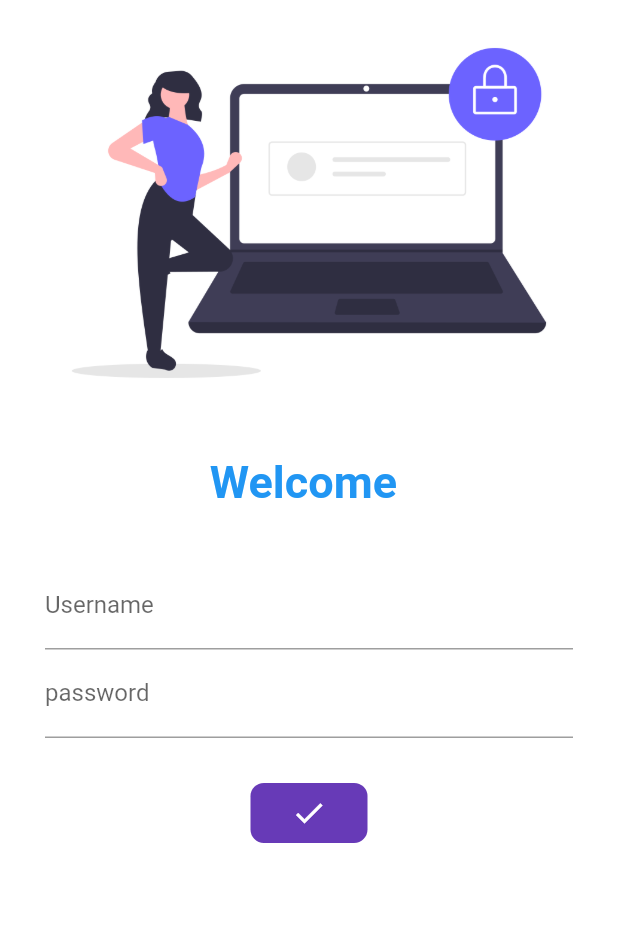
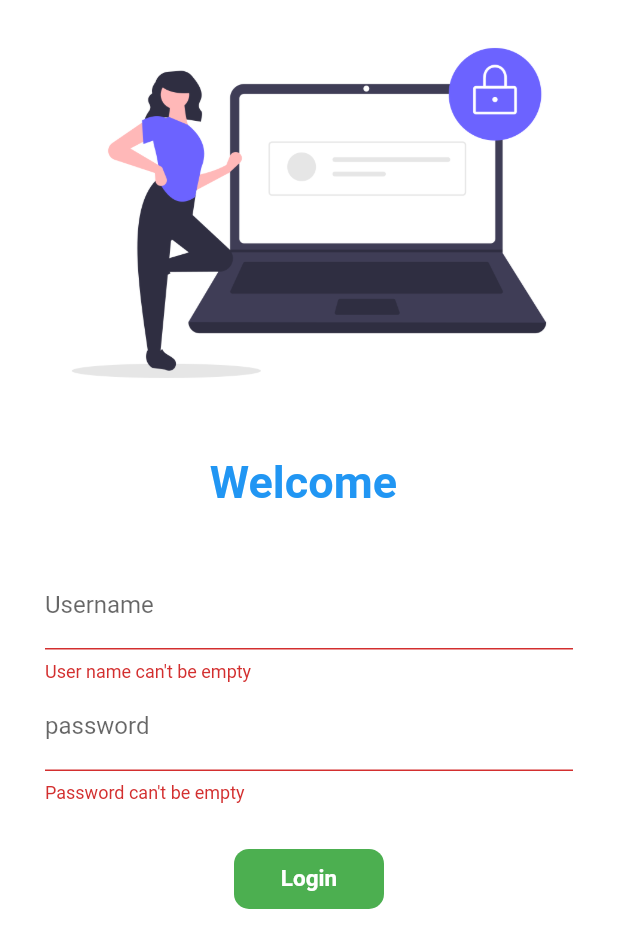
Before and after one commit to ShubhamGet/Flutter_Basic2, a Flutter app: the screen it shows after launch, after a tap on "Login", on a phone screen of 412 x 824 dp. Shown: the top 948 px of the screen. Run offline on Flutter 3.47's test engine with Material 2 defaults, Android fonts, the phone set to English and light mode, and no system bars.

Commit message:
day7 completed

```diff
--- a/lib/pages/login_page.dart
+++ b/lib/pages/login_page.dart
@@ -9,11 +9,29 @@ class LoginPage extends StatefulWidget {
 class _LoginPageState extends State<LoginPage> {
   String name = "";
   bool changeButton = false;
+
+  final _fromkey = GlobalKey<FormState>();
+
+  moveTOHome(BuildContext context) async {
+    if (_fromkey.currentState!.validate()) {
+      setState(() {
+        changeButton = true;
+      });
+      await Future.delayed(Duration(seconds: 2));
+      await Navigator.pushNamed(context, MyRoutes.homeRoute);
+      setState(() {
+        changeButton = false;
+      });
+    }
+  }
+
   @override
   Widget build(BuildContext context) {
     return Material(
         color: Colors.white,
         child: SingleChildScrollView(
+          child: Form(
+            key: _fromkey,
             child: Column(
               children: [
                 Image.asset(
@@ -44,6 +62,13 @@ class _LoginPageState extends State<LoginPage> {
                           hintText: "Enter user name",
                           labelText: "Username",
                         ),
+                        // below, i gonan add validator for
+                        validator: (value) {
+                          if (value!.isEmpty) {
+                            return "User name can't be empty";
+                          }
+                          return null;
+                        },
                         onChanged: (value) {
                           name = value;
                           setState(() {});
@@ -55,19 +80,26 @@ class _LoginPageState extends State<LoginPage> {
                           hintText: "Enter user password",
                           labelText: "password",
                         ),
+                        validator: (value) {
+                          if (value!.isEmpty) {
+                            return "Password can't be empty ";
+                          } else if (value.length < 6) {
+                            return "User password should be atleast 6";
+                          }
+                          return null;
+                        },
                       ),
                       SizedBox(
                         height: 30.0,
                       ),
 
-                    InkWell(
-                      onTap: () async {
-                        setState(() {
-                          changeButton = true;
-                        });
-                        await Future.delayed(Duration(seconds: 2));
-                        Navigator.pushNamed(context, MyRoutes.homeRoute);
-                      },
+                      Material(
+                        color: Colors.green,
+                        borderRadius:
+                            BorderRadius.circular(changeButton ? 8 : 10),
+                        child: InkWell(
+                          splashColor: Colors.green,
+                          onTap: () => moveTOHome(context),
                           child: AnimatedContainer(
                             duration: Duration(seconds: 2),
                             height: 40,
@@ -85,10 +117,9 @@ class _LoginPageState extends State<LoginPage> {
                                         fontWeight: FontWeight.bold,
                                         fontSize: 15),
                                   ),
-                        decoration: BoxDecoration(
-                          color: Colors.deepPurple,
-                          borderRadius:
-                              BorderRadius.circular(changeButton ? 8 : 10),
+                            // decoration: BoxDecoration(
+                            /// color: Colors.deepPurple,
+                            //),
                           ),
                         ),
                       ),
@@ -104,6 +135,7 @@ class _LoginPageState extends State<LoginPage> {
                 )
               ],
             ),
+          ),
         ));
   }
 }
```
Lines whose indentation alone changed are shown as unchanged.
